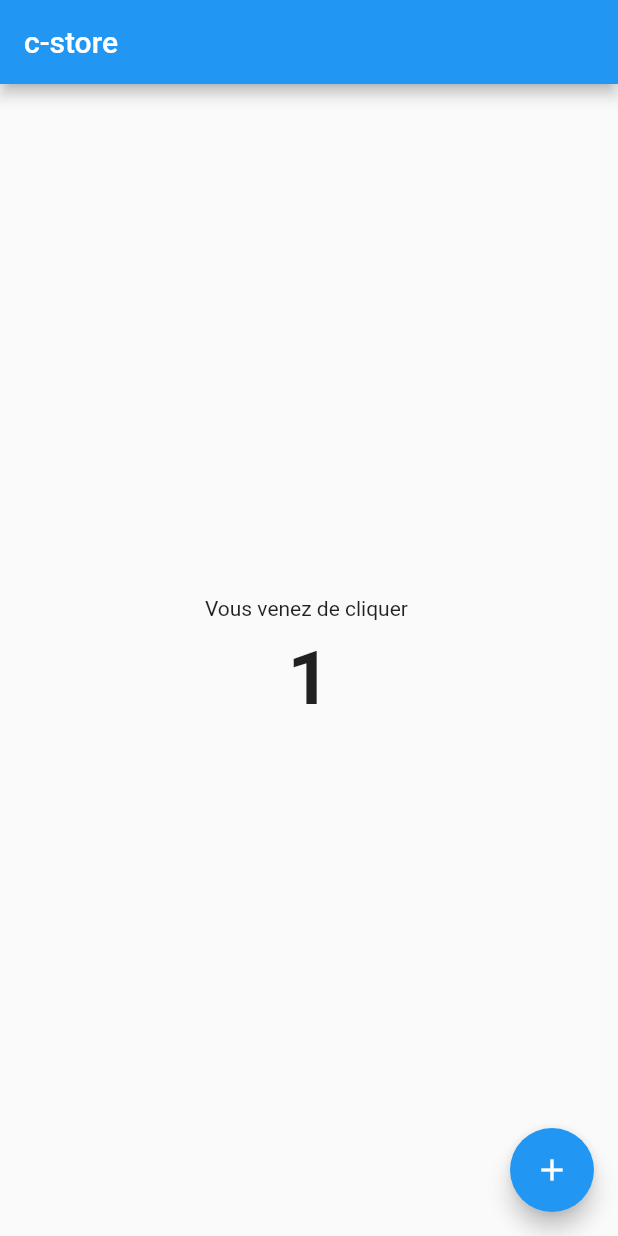
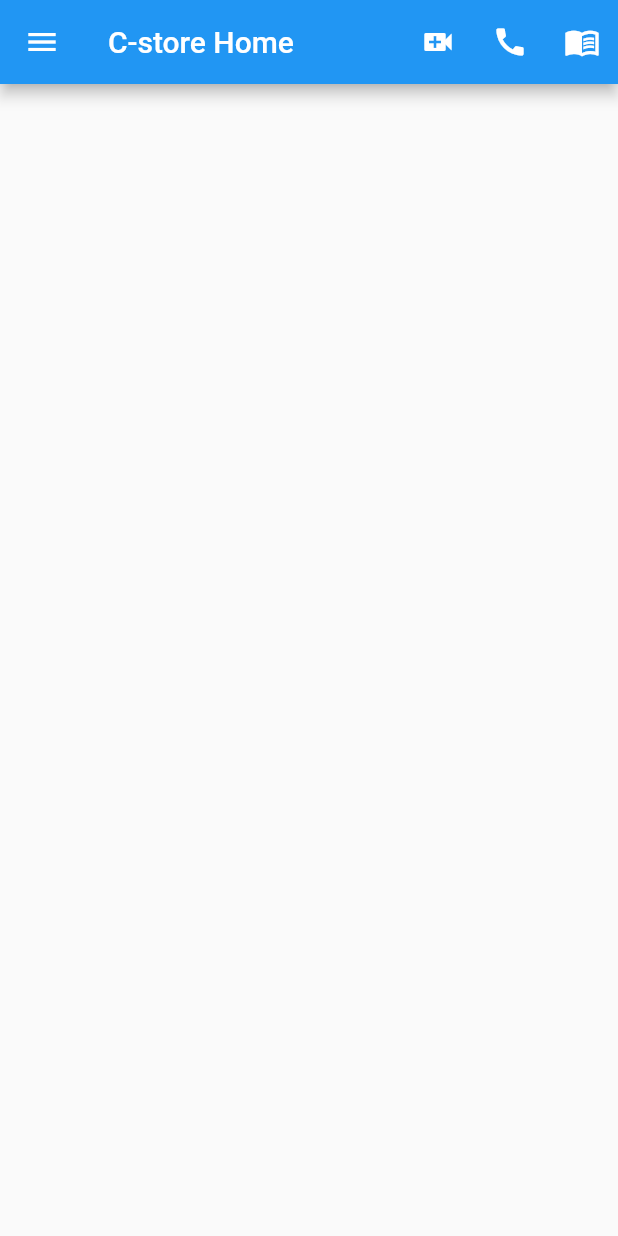
Before and after one commit to Cedric921/flutter_ecommerce, a Flutter app: the screen it shows after launch, on a phone screen of 412 x 824 dp. Run offline on Flutter 3.47's test engine with Material 2 defaults, Android fonts, the phone set to English and light mode, and no system bars.

Commit message:
customize the appbar

```diff
--- a/lib/first_widget.dart
+++ b/lib/first_widget.dart
@@ -6,9 +6,10 @@ class FirstWidget extends StatelessWidget {
 
   @override
   Widget build(BuildContext context) {
-    return const MaterialApp(
+    return  MaterialApp(
       title: "c-store",
-      home: SecondWidget(),
+      theme: ThemeData(),
+      home: const SecondWidget(),
     );
   }
 }
--- a/lib/second_widget.dart
+++ b/lib/second_widget.dart
@@ -8,39 +8,29 @@ class SecondWidget extends StatefulWidget {
 }
 
 class _SecondWidgetState extends State<SecondWidget> {
-  int increment = 1;
-
-  void _increment() {
-    setState(() {
-      increment++;
-    });
-  }
-
   @override
   Widget build(BuildContext context) {
     return Scaffold(
-      floatingActionButton: FloatingActionButton(
-        onPressed:  _increment,
-        child: const Icon(Icons.add),
-      ),
       appBar: AppBar(
-        title: const Text("c-store"),
-      ),
-      body: Center(
-        child: Column(
-          crossAxisAlignment: CrossAxisAlignment.center,
-          mainAxisAlignment: MainAxisAlignment.center,
-          children: [
-            const Text("Vous venez de cliquer "),
-            const SizedBox(
-              height: 10,
-            ),
-            Text(
-              "$increment",
-              style: const TextStyle(fontSize: 50, fontWeight: FontWeight.bold),
-            ),
-          ],
+        title: const Text('C-store Home'),
+        leading:  IconButton(
+          onPressed: () {},
+          icon: const Icon(Icons.menu)
         ),
+        actions: [
+          IconButton(
+            onPressed: () {},
+            icon: const Icon(Icons.video_call)
+          ),
+          IconButton(
+            onPressed: () {},
+            icon: const Icon(Icons.call)
+          ),
+          IconButton(
+            onPressed: () {},
+            icon: const Icon(Icons.menu_book)
+          ),
+        ],
       ),
     );
   }
```
